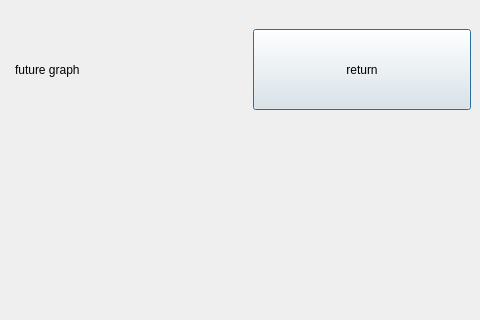
Aalok376/SkyScout, file futuregraph.ui: the form before one commit; both pictures show x 232 to 712 and y 0 to 320 of the 712 by 542 pixel window.
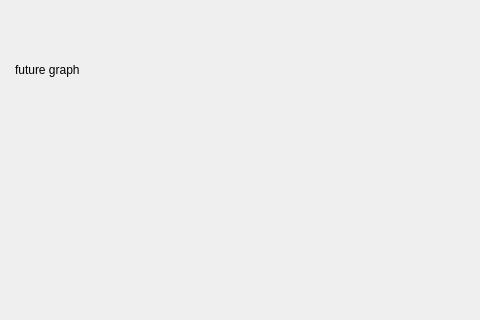
The form after the commit. Icons and pictures are not drawn. Custom widgets are drawn as their Qt base class.

The edit to the form file:
```diff
--- a/futuregraph.ui
+++ b/futuregraph.ui
@@ -67,8 +67,12 @@
               <verstretch>0</verstretch>
              </sizepolicy>
             </property>
+            <property name="styleSheet">
+             <string notr="true">background:transparent;
+border:none;</string>
+            </property>
             <property name="text">
-             <string>return</string>
+             <string/>
             </property>
            </widget>
           </item>
```
Left out of the diff: 6 changed lines with no effect on the pictures.
